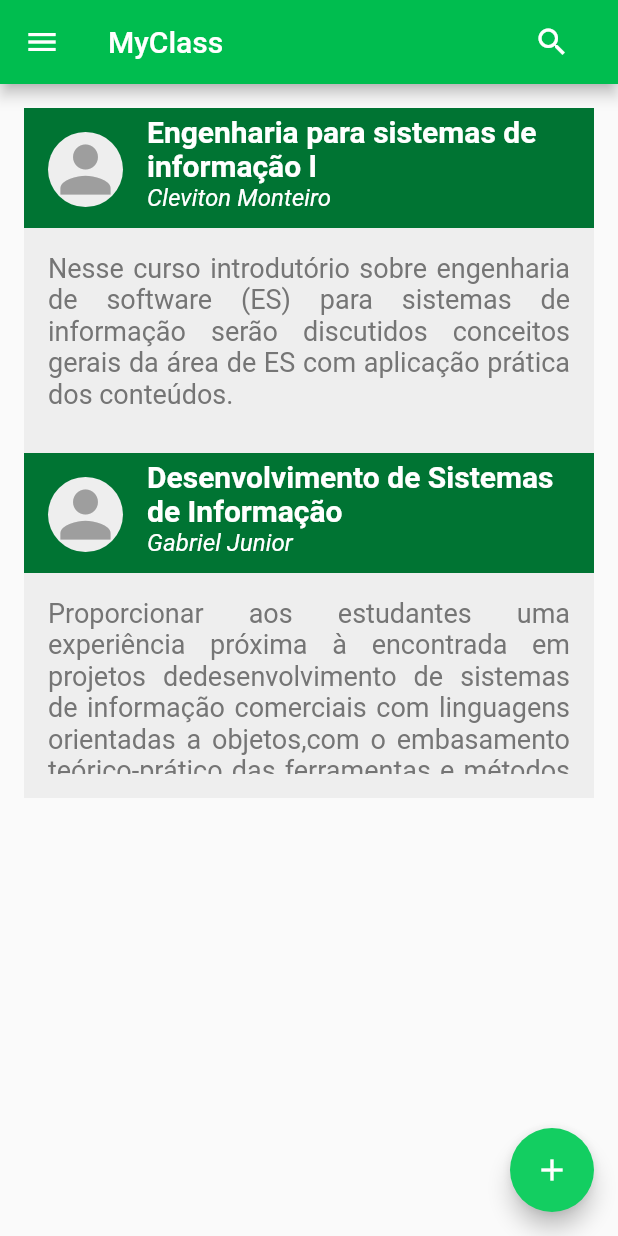
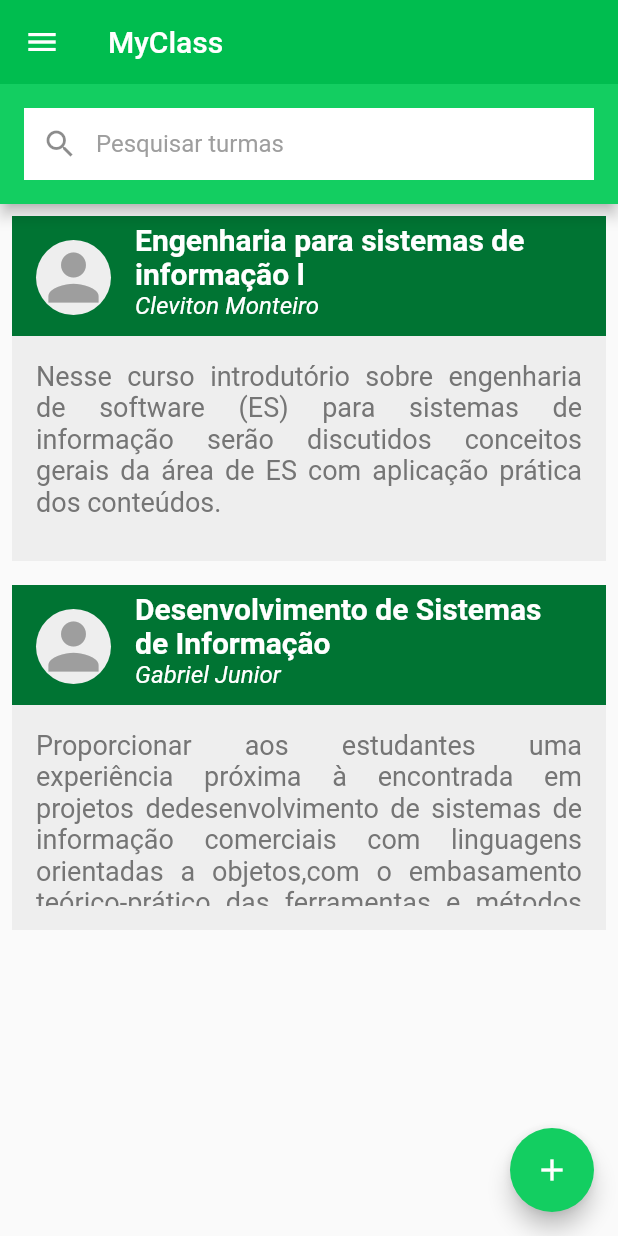
Before and after one commit to NathanF2001/Project-lll, a Flutter app: the screen it shows after launch, after a tap on "Entrar", on a phone screen of 412 x 824 dp. Run offline on Flutter 3.47's test engine with Material 2 defaults, Android fonts, the phone set to English and light mode, and no system bars; our stand-ins replace flutter_signin_button; statements that could not run were skipped.

Commit message:
Adicionar turma criada no listview e criação inicial da parte da turma

```diff
--- a/lib/LoginPage.dart
+++ b/lib/LoginPage.dart
@@ -39,7 +39,7 @@
                   Utils.Text_input(
                       hintmensage: "Insira sua senha",
                       labelmensage: "Senha",
-                      show: true),
+                      show: true,),
                 ],
               ),
             ),
@@ -58,7 +58,26 @@
               ),
             ),
             Utils.spaceBigHeight,
-            Buttons_myclass.Button1(context, text: "Entrar", function: () => Nav.push(context, UserPage(),replace: true)),
+            Buttons_myclass.Button1(context, text: "Entrar", function: () {
+              List<dynamic> Turmas = [
+                {
+                  "Nome_turma": "Engenharia para sistemas de informação l",
+                  "Nome_professor": "Cleviton Monteiro",
+                  "Info_turma":
+                  "Nesse curso introdutório sobre engenharia de software (ES) para sistemas "
+                      "de informação serão discutidos conceitos gerais da área de ES com aplicação prática dos conteúdos."
+                },
+                {
+                  "Nome_turma": "Desenvolvimento de Sistemas de Informação",
+                  "Nome_professor": "Gabriel Junior",
+                  "Info_turma":
+                  "Proporcionar aos estudantes uma experiência próxima à encontrada em projetos de"
+                      "desenvolvimento de sistemas de informação comerciais com linguagens orientadas a objetos,"
+                      "com o embasamento teórico-prático das ferramentas e métodos utilizados."
+                },
+              ];
+              Nav.pushname(context, "/home",arguments: Turmas);
+            }),
             Utils.spaceSmallHeight,
             SignInButton(
               Buttons.Google,
@@ -67,7 +86,7 @@
             ),
             Utils.spaceBigHeight,
             InkWell(
-              onTap: () => Nav.push(context,RegisterPage()),
+              onTap: () => Nav.pushname(context, "/register"),
               child: Container(
                 child: Text(
                   "Registre-se",
--- a/lib/TurmasModel.dart
+++ b/lib/TurmasModel.dart
@@ -44,6 +44,7 @@
         Container(
           color: Colors.grey[200],
           height: 150,
+            width: MediaQuery.of(context).size.width,
           child: Padding(
             padding: EdgeInsets.all(16),
             child: Text(info_turma["Info_turma"],
--- a/lib/UserPage.dart
+++ b/lib/UserPage.dart
@@ -15,24 +15,6 @@
 class _UserPageState extends State<UserPage> {
   final atual_tile = [true, false, false, false, false];
   int index_atual = 0;
-  bool show_search = false;
-  List<dynamic> Turmas = [
-    {
-      "Nome_turma": "Engenharia para sistemas de informação l",
-      "Nome_professor": "Cleviton Monteiro",
-      "Info_turma":
-          "Nesse curso introdutório sobre engenharia de software (ES) para sistemas "
-              "de informação serão discutidos conceitos gerais da área de ES com aplicação prática dos conteúdos."
-    },
-    {
-      "Nome_turma": "Desenvolvimento de Sistemas de Informação",
-      "Nome_professor": "Gabriel Junior",
-      "Info_turma":
-          "Proporcionar aos estudantes uma experiência próxima à encontrada em projetos de"
-              "desenvolvimento de sistemas de informação comerciais com linguagens orientadas a objetos,"
-              "com o embasamento teórico-prático das ferramentas e métodos utilizados."
-    }
-  ];
 
   @override
   Widget build(BuildContext context) {
@@ -42,19 +24,14 @@
         iconTheme: IconThemeData(
           color: Colors.white,
         ),
+        bottom: PreferredSize(
+          child: _SearchView(),
+          preferredSize: Size(1,80),
+        ),
         title: Text(
           "MyClass",
           style: TextStyle(color: Colors.white),
         ),
-        actions: [
-          FlatButton(
-              onPressed: () {
-                setState(() {
-                  show_search = !show_search;
-                });
-              },
-              child: Icon(Icons.search, color: Colors.white))
-        ],
       ),
       drawer: _DrawerUser(),
       floatingActionButton: FloatingActionButton(
@@ -96,36 +73,26 @@
         backgroundColor: Colors_myclass.main_color,
         child: Icon(Icons.add),
       ),
-      body: Column(
-        children: [
-          _SearchView(),
-          Padding(
-            padding: EdgeInsets.all(16),
-            child: _listviewTurmas(),
-          )
-        ],
-      ),
+      body: Column(children: [
+        _listviewTurmas(),
+      ]),
     );
   }
 
   _SearchView() {
-    return AnimatedContainer(
-      duration: Duration(milliseconds: 250),
+    return  Container(
       color: Colors_myclass.main_color,
       width: MediaQuery.of(context).size.width,
-      height: show_search ? 80 : 0,
-      alignment: Alignment.center,
-      child: Container(
-        width: MediaQuery.of(context).size.width,
+      height: 80,
       padding: EdgeInsets.all(16),
       child: TextField(
         decoration: InputDecoration(
+          prefixIcon: Icon(Icons.search),
           labelText: "Pesquisar turmas",
-            labelStyle: TextStyle(color: Colors.grey),
+          labelStyle: TextStyle(color: Colors.grey,),
           border: InputBorder.none,
           filled: true,
           fillColor: Colors.white,
-          ),
         ),
       ),
     );
@@ -149,76 +116,39 @@
             ),
           ),
           ListTile(
-            title: Text("Turmas",
-                style: TextStyle(
-                    fontWeight:
-                        atual_tile[0] ? FontWeight.bold : FontWeight.normal)),
+            title:
+                Text("Turmas", style: TextStyle(fontWeight: FontWeight.normal)),
             leading: Icon(Icons.class__outlined),
-            onTap: () {
-              setState(() {
-                atual_tile[index_atual] = false;
-                atual_tile[0] = true;
-                index_atual = 0;
-              });
-            },
+            onTap: () {},
           ),
           ListTile(
             title: Text("Alterar Perfil",
-                style: TextStyle(
-                    fontWeight:
-                        atual_tile[1] ? FontWeight.bold : FontWeight.normal)),
+                style: TextStyle(fontWeight: FontWeight.normal)),
             leading: Icon(Icons.person),
-            onTap: () {
-              setState(() {
-                atual_tile[index_atual] = false;
-                atual_tile[1] = true;
-                index_atual = 1;
-              });
-            },
+            onTap: () {},
           ),
           ListTile(
             title: Text("Preencher dados socioeconômicos",
-                style: TextStyle(
-                    fontWeight:
-                        atual_tile[2] ? FontWeight.bold : FontWeight.normal)),
+                style: TextStyle(fontWeight: FontWeight.normal)),
             leading: Icon(Icons.accessibility),
-            onTap: () {
-              setState(() {
-                atual_tile[index_atual] = false;
-                atual_tile[2] = true;
-                index_atual = 2;
-              });
-            },
+            onTap: () {},
           ),
           ListTile(
             title: Text("Criar Turma",
-                style: TextStyle(
-                    fontWeight:
-                        atual_tile[3] ? FontWeight.bold : FontWeight.normal)),
+                style: TextStyle(fontWeight: FontWeight.normal)),
             leading: Icon(Icons.add_circle_outline),
             onTap: () {
-              setState(() {
-                atual_tile[index_atual] = false;
-                atual_tile[3] = true;
-                index_atual = 3;
-              });
-              Nav.push(context, CreateTurma(Turmas));
+              List<dynamic> Turmas = Nav.getRouteArgs(context);
+              Nav.pushname(context, "/create-turma", arguments: Turmas);
             },
           ),
           Spacer(),
           ListTile(
             contentPadding: EdgeInsets.all(16),
-            title: Text("Logout",
-                style: TextStyle(
-                    fontWeight:
-                        atual_tile[4] ? FontWeight.bold : FontWeight.normal)),
+            title:
+                Text("Logout", style: TextStyle(fontWeight: FontWeight.normal)),
             leading: Icon(Icons.logout),
             onTap: () {
-              setState(() {
-                atual_tile[index_atual] = false;
-                atual_tile[4] = true;
-                index_atual = 4;
-              });
               Nav.push(context, LoginPage());
             },
           ),
@@ -228,12 +158,21 @@
   }
 
   _listviewTurmas() {
-    return ListView.builder(
+    List<dynamic> Turmas = Nav.getRouteArgs(context);
+    return Container(
+      height: 500,
+      child: ListView.builder(
           shrinkWrap: true,
           itemCount: Turmas.length,
           itemBuilder: (context, index) {
             final Turma = Turmas[index];
-          return TurmasModel(Turma);
-        });
+            return Padding(
+                padding: EdgeInsets.all(8),
+                child: InkWell(
+                  child: TurmasModel(Turma),
+                  onTap: () => Nav.pushname(context, "/turma-page"),
+                ));
+          }),
+    );
   }
 }
--- a/lib/Utils.dart
+++ b/lib/Utils.dart
@@ -57,13 +57,12 @@
   }
 
   static Widget Text_input(
-      {@required hintmensage, @required labelmensage, show = false, TextInputType key_type = TextInputType.text,
+      {@required hintmensage, @required labelmensage, bool show = false, TextInputType key_type = TextInputType.text,
       onsaved}) {
     return TextFormField(
       obscureText: show,
       onSaved: onsaved,
       keyboardType: key_type,
-      maxLines: null,
       style: TextStyle(
         fontSize: 20,
       ),
--- a/lib/main.dart
+++ b/lib/main.dart
@@ -1,6 +1,10 @@
 import 'package:flutter/material.dart';
 import 'package:myclass/Colors.dart';
+import 'package:myclass/CreateTurma.dart';
 import 'package:myclass/LoginPage.dart';
+import 'package:myclass/RegisterPage.dart';
+import 'package:myclass/TurmaPage.dart';
+import 'package:myclass/UserPage.dart';
 
 void main() {
   runApp(MyApp());
@@ -12,7 +16,8 @@
     return MaterialApp(
         title: 'Flutter Demo',
         theme: _buildThemeData(),
-        home: LoginPage());
+    initialRoute: "/",
+    routes: _builderRoutes(),);
   }
 
   ThemeData _buildThemeData() {
@@ -46,4 +51,14 @@
       ),
     );
   }
+
+  _builderRoutes() {
+    return {
+      "/" : (context) => LoginPage(),
+      "/register": (context) => RegisterPage(),
+      "/home": (context) => UserPage(),
+      "/create-turma": (context) => CreateTurma(),
+      "/turma-page": (context) => TurmaPage(),
+    };
+  }
 }
--- a/lib/nav.dart
+++ b/lib/nav.dart
@@ -12,6 +12,14 @@
     return Navigator.push(context, MaterialPageRoute(builder: (BuildContext context) => page));
   }
 
+  void pushname(context, routeName, {arguments}) {
+    Navigator.pushNamed(context, routeName, arguments: arguments);
+  }
+
+  Object getRouteArgs(context){
+    return ModalRoute.of(context).settings.arguments;
+  }
+
   void pop(BuildContext context) {
     Navigator.pop(context);
   }
```
Also changed, not shown: lib/CreateTurma.dart (+21 -25 lines), lib/Search.dart (added, +27 -0 lines), lib/TurmaPage.dart (added, +39 -0 lines). Lines whose indentation alone changed are shown as unchanged.
